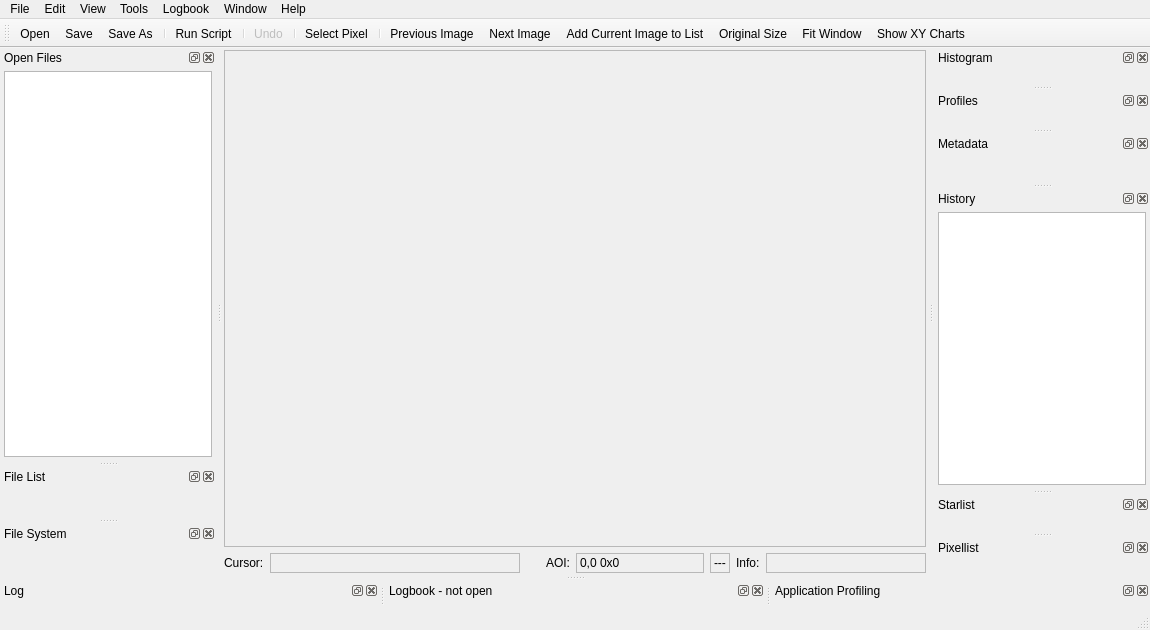
First picture: the form in src/app/mainwindow.ui, repository braeun/FitsIP, before the edit.
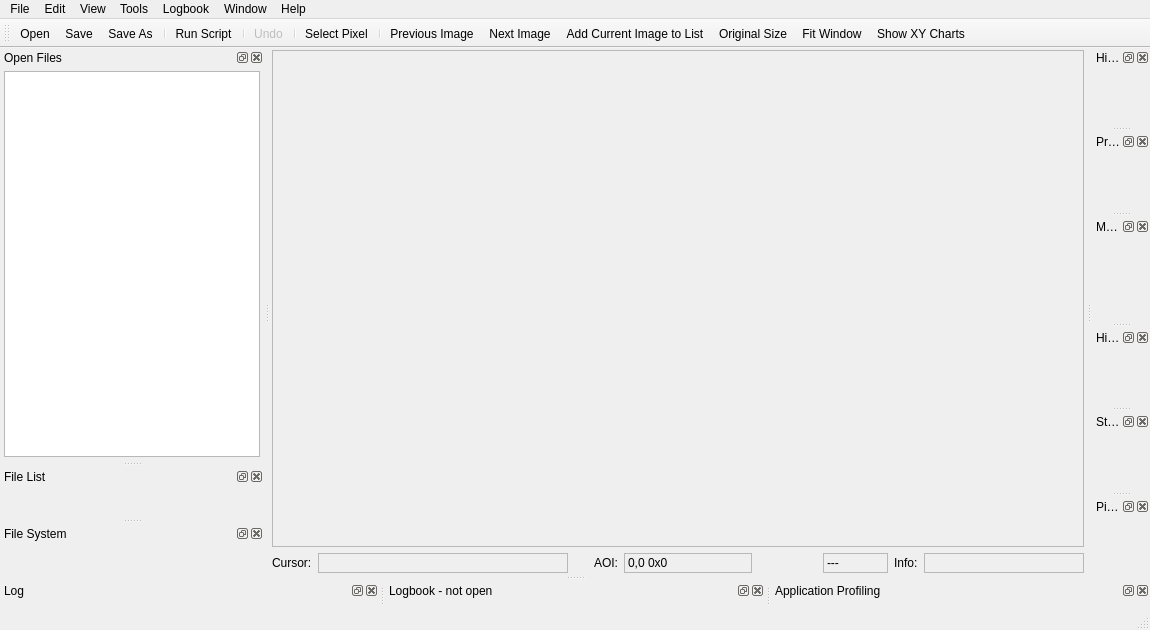
Second picture: the form after the edit. Icons and pictures are not drawn.

Diff of the .ui file:
```diff
--- a/src/app/mainwindow.ui
+++ b/src/app/mainwindow.ui
@@ -96,7 +96,7 @@
                 <rect>
                  <x>0</x>
                  <y>0</y>
-                 <width>727</width>
+                 <width>825</width>
                  <height>476</height>
                 </rect>
                </property>
@@ -680,23 +680,6 @@
      <property name="bottomMargin">
       <number>4</number>
      </property>
-     <item>
-      <widget class="QTableWidget" name="historyTable">
-       <property name="editTriggers">
-        <set>QAbstractItemView::EditTrigger::NoEditTriggers</set>
-       </property>
-       <property name="columnCount">
-        <number>1</number>
-       </property>
-       <attribute name="horizontalHeaderVisible">
-        <bool>false</bool>
-       </attribute>
-       <attribute name="horizontalHeaderStretchLastSection">
-        <bool>true</bool>
-       </attribute>
-       <column/>
-      </widget>
-     </item>
     </layout>
    </widget>
   </widget>
```
Left out of the diff: 26 changed lines with no effect on the pictures.
